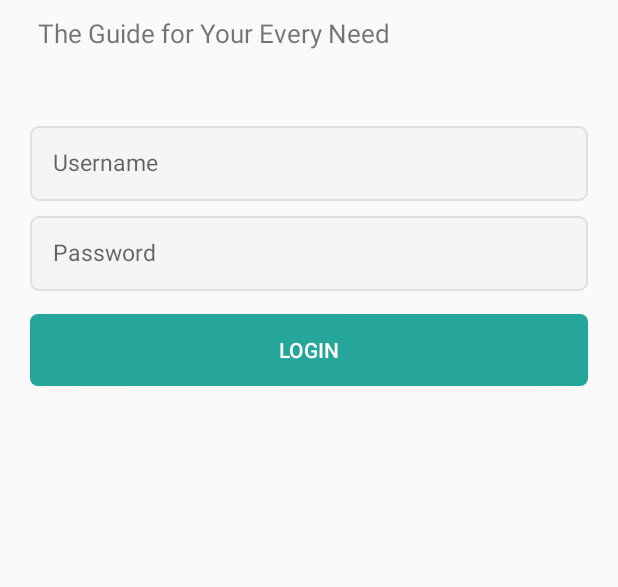
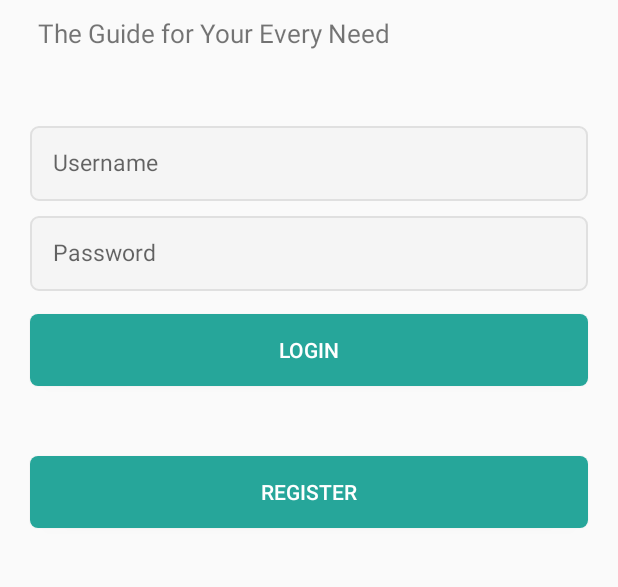
Before and after one commit to KaramFH/AR-Tourism, an Android app: the screen it shows after launch (MainActivity), on a phone screen of 412 x 824 dp, the part 406-993 px from its top. Run offline under Robolectric (Android 15) with nearby library versions, the phone set to English and light mode, and no system bars.

Commit message:
Added a register button instead of the swipe feature. Cleaned the code on the MainActivity.java

```diff
--- a/app/src/main/res/layout/activity_main.xml
+++ b/app/src/main/res/layout/activity_main.xml
@@ -6,8 +6,7 @@
     android:layout_height="match_parent"
     tools:context=".MainActivity">
 
-    <RelativeLayout xmlns:android="http://schemas.android.com/apk/res/android"
-        xmlns:tools="http://schemas.android.com/tools"
+    <RelativeLayout
         android:layout_width="match_parent"
         android:layout_height="match_parent"
         >
@@ -42,24 +41,24 @@
             android:layout_marginLeft="20dp"
             android:layout_marginRight="20dp"
             android:background="@drawable/et_custom"
-            android:textColor="@android:color/black"
             android:hint="Username"
             android:inputType="textEmailAddress"
             android:padding="15dp"
+            android:textColor="@android:color/black"
             android:textSize="15sp" />
 
         <EditText
             android:id="@+id/password"
             android:layout_width="match_parent"
             android:layout_height="50dp"
+            android:layout_centerInParent="true"
+            android:layout_marginLeft="20dp"
+            android:layout_marginTop="10dp"
+            android:layout_marginRight="20dp"
+            android:background="@drawable/et_custom"
             android:hint="Password"
-            android:layout_marginLeft="20dp"
-            android:layout_marginRight="20dp"
-            android:layout_marginTop="10dp"
+            android:inputType="textPassword"
             android:padding="15dp"
-            android:inputType="textPassword"
-            android:layout_centerInParent="true"
-            android:background="@drawable/et_custom"
             android:textSize="15sp" />
 
         <Button
@@ -67,14 +66,13 @@
             android:layout_width="match_parent"
             android:layout_height="wrap_content"
             android:layout_below="@id/password"
+            android:layout_marginLeft="20dp"
+            android:layout_marginTop="15dp"
+            android:layout_marginRight="20dp"
             android:background="@drawable/btn_custom"
-            android:layout_marginLeft="20dp"
-            android:layout_marginRight="20dp"
             android:onClick="login"
-            android:layout_marginTop="15dp"
-            android:textColor="@android:color/white"
-            android:text="Login"/>
-
+            android:text="Login"
+            android:textColor="@android:color/white" />
 
 
         <TextView
@@ -89,5 +87,20 @@
             android:layout_marginBottom="236dp"
             android:text="" />
 
+        <Button
+            android:id="@+id/button2"
+            android:layout_width="match_parent"
+            android:layout_height="wrap_content"
+            android:layout_alignParentBottom="true"
+            android:layout_marginLeft="20dp"
+            android:layout_marginTop="15dp"
+            android:layout_marginRight="20dp"
+            android:layout_marginBottom="201dp"
+            android:background="@drawable/btn_custom"
+            android:onClick="register"
+            android:text="register"
+            android:textColor="@android:color/white" />
+
+
     </RelativeLayout>
 </androidx.constraintlayout.widget.ConstraintLayout>
```
Also changed, not shown: app/src/main/java/com/example/fyp/MainActivity.java (+0 -7 lines), app/src/main/res/layout/activity_home_page.xml (+9 -2 lines), app/src/main/res/layout/activity_register.xml (+2 -18 lines).
